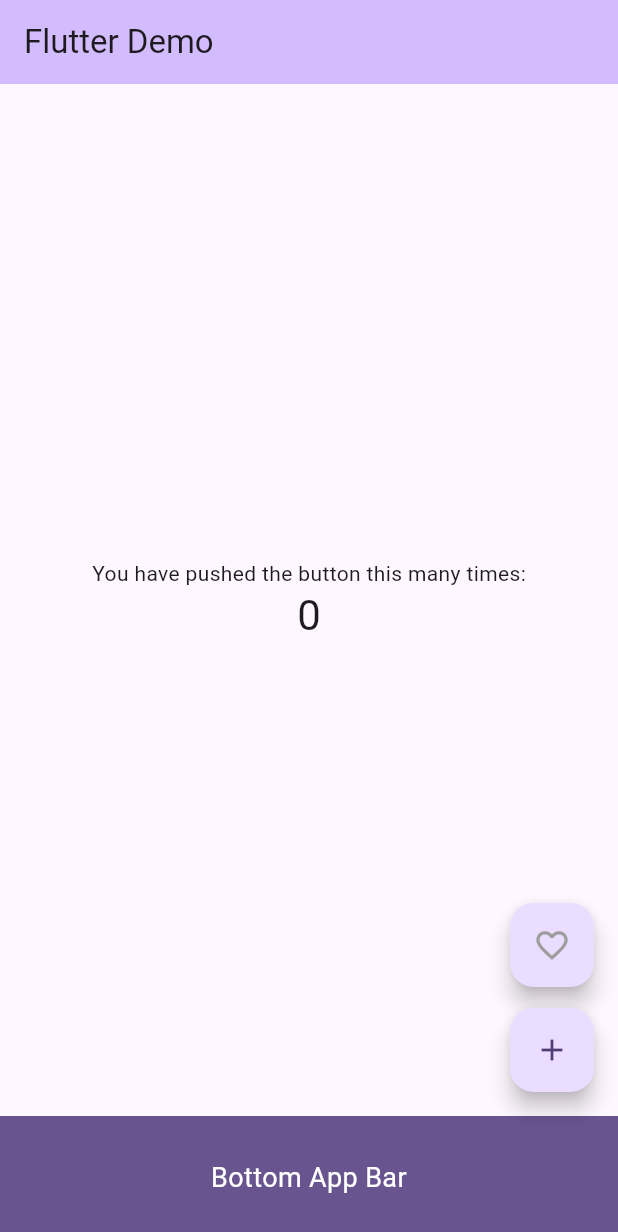
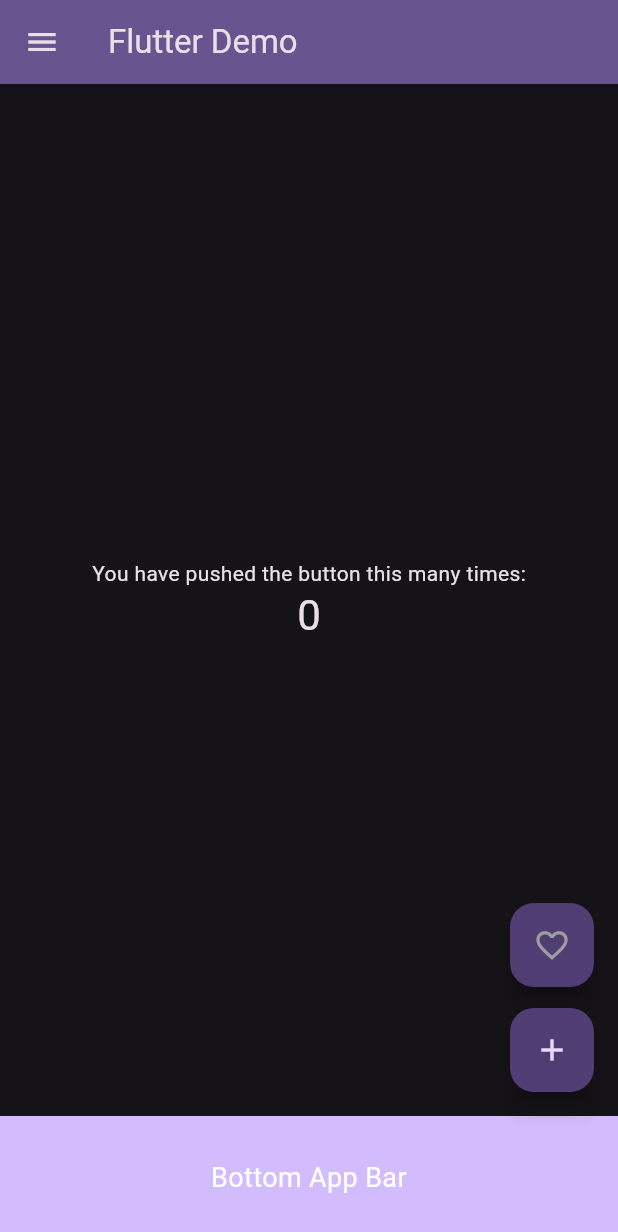
Before and after one commit to lswteen/flutter_application_demo, a Flutter app: the screen it shows after launch, on a phone screen of 412 x 824 dp. Shown: the top 1232 px of the screen. Run offline on Flutter 3.47's test engine with Material 3 defaults, Android fonts, the phone set to English and light mode, and no system bars.

Commit message:
modify : 기능 추가중

```diff
--- a/lib/main.dart
+++ b/lib/main.dart
@@ -12,7 +12,12 @@ class MyApp extends StatelessWidget {
     return MaterialApp(
       title: 'Flutter Demo',
       theme: ThemeData(
-        colorScheme: ColorScheme.fromSeed(seedColor: Colors.deepPurple),
+        // 기존 테마 설정을 다크 모드로 변경
+        brightness: Brightness.dark, // 10번 라인: 다크 모드 설정 추가
+        colorScheme: ColorScheme.fromSeed(
+          seedColor: Colors.deepPurple,
+          brightness: Brightness.dark, // 13번 라인: 다크 모드에 맞게 색상 팔레트 설정
+        ),
         useMaterial3: true,
       ),
       home: const MyHomePage(title: 'Flutter Demo'),
@@ -42,12 +47,12 @@ class _MyHomePageState extends State<MyHomePage> with SingleTickerProviderStateM
       vsync: this,
     );
     _animation = Tween<double>(begin: 0, end: -100).animate(
-      CurvedAnimation(parent: _controller, curve: Curves.easeOut)
+      CurvedAnimation(parent: _controller, curve: Curves.easeOut),
     )..addStatusListener((status) {
-      if (status == AnimationStatus.completed) {
-        _controller.reset();
-      }
-    });
+        if (status == AnimationStatus.completed) {
+          _controller.reset();
+        }
+      });
   }
 
   void _incrementCounter() {
@@ -79,6 +84,41 @@ class _MyHomePageState extends State<MyHomePage> with SingleTickerProviderStateM
         backgroundColor: Theme.of(context).colorScheme.inversePrimary,
         title: Text(widget.title),
       ),
+      drawer: Drawer(
+        child: ListView(
+          padding: EdgeInsets.zero,
+          children: <Widget>[
+            const DrawerHeader(
+              decoration: BoxDecoration(
+                color: Colors.deepPurple,
+              ),
+              child: Text(
+                'Menu',
+                style: TextStyle(
+                  color: Colors.white, // 88번 라인: 텍스트 색상을 흰색으로 설정하여 다크 모드에 맞춤
+                  fontSize: 24,
+                ),
+              ),
+            ),
+            ListTile(
+              leading: const Icon(Icons.home),
+              title: const Text('Home'),
+              onTap: () {
+                Navigator.pop(context); // Close the drawer
+                // Implement navigation to Home page
+              },
+            ),
+            ListTile(
+              leading: const Icon(Icons.settings),
+              title: const Text('Settings'),
+              onTap: () {
+                Navigator.pop(context); // Close the drawer
+                // Implement navigation to Settings page
+              },
+            ),
+          ],
+        ),
+      ),
       body: Stack(
         children: [
           Center(
@@ -96,7 +136,7 @@ class _MyHomePageState extends State<MyHomePage> with SingleTickerProviderStateM
             ),
           ),
           Positioned(
-            right: 30,
+            right: 32,
             bottom: 100,
             child: AnimatedBuilder(
               animation: _animation,
@@ -148,7 +188,7 @@ class _MyHomePageState extends State<MyHomePage> with SingleTickerProviderStateM
           padding: const EdgeInsets.all(16.0),
           child: Text(
             'Bottom App Bar',
-            style: TextStyle(color: Colors.white, fontSize: 18),
+            style: TextStyle(color: Colors.white, fontSize: 18), // 167번 라인: 텍스트 색상을 흰색으로 설정하여 다크 모드에 맞춤
             textAlign: TextAlign.center,
           ),
         ),
```
